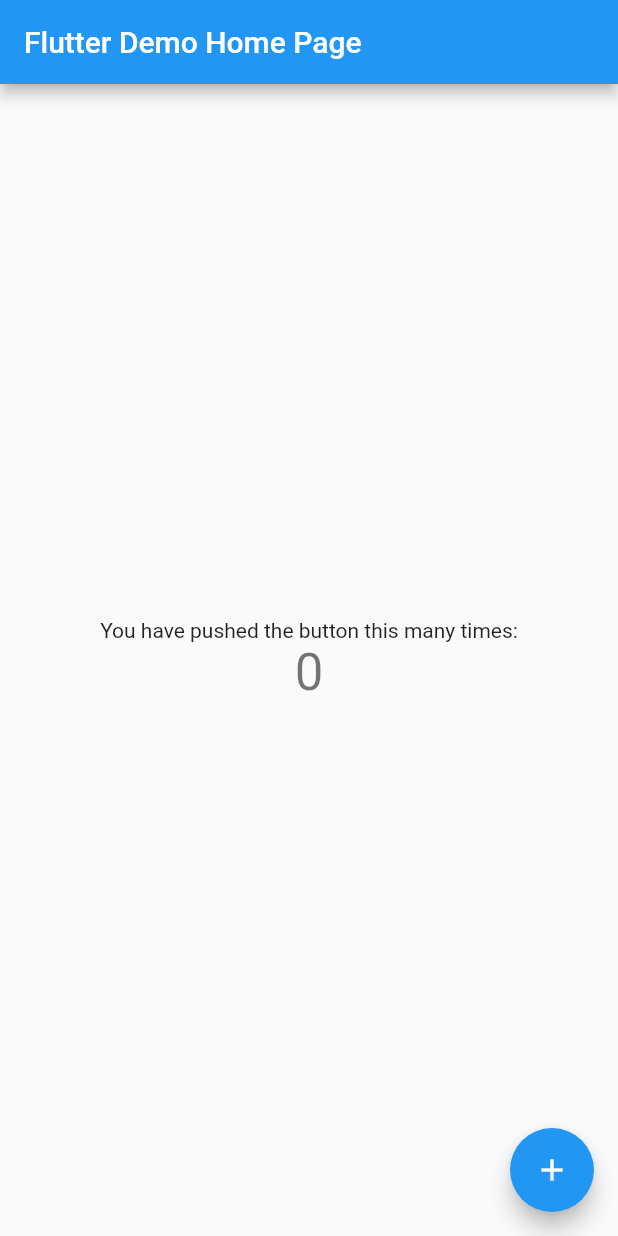
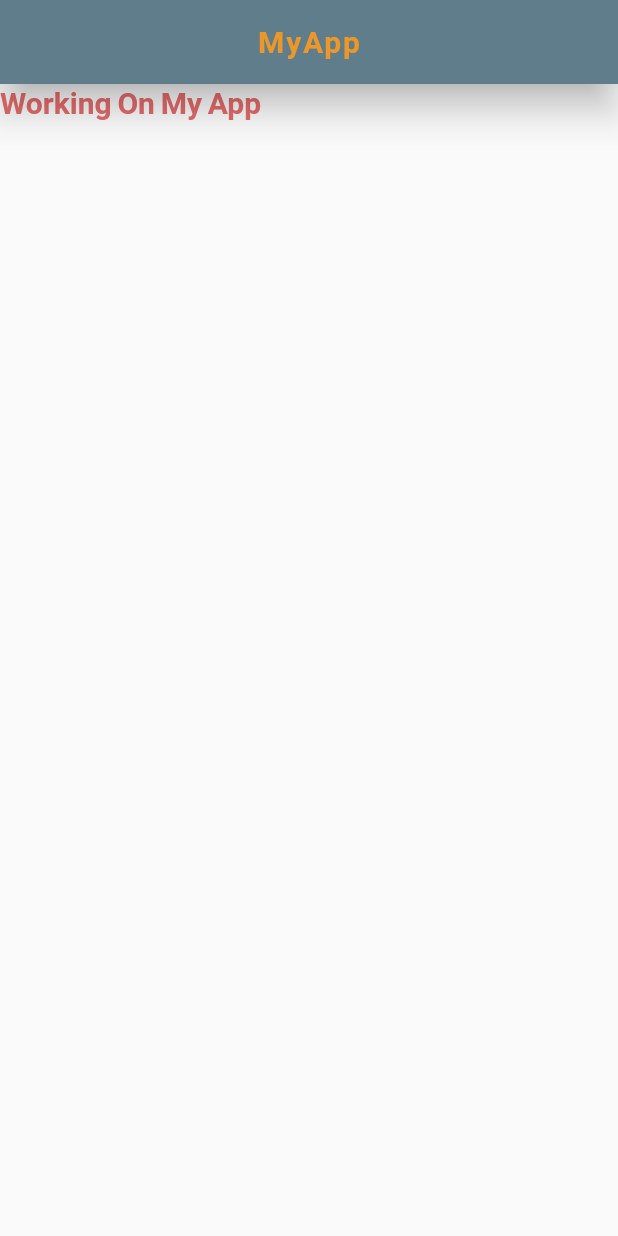
Before and after one commit to skyGwork/flutter_dev, a Flutter app: the screen it shows after launch, on a phone screen of 412 x 824 dp. Run offline on Flutter 3.47's test engine with Material 2 defaults, Android fonts, the phone set to English and light mode, and no system bars; our stand-ins replace google_fonts; Roboto replaces fonts that are missing (OpenSans, Quicksand).

Commit message:
update theme

```diff
--- /dev/null
+++ b/lib/config/const/color_manager.dart
@@ -0,0 +1,14 @@
+import 'package:flutter/material.dart';
+
+class ColorManager {
+  static Color primary = const Color(0xFFED9728);
+  static Color darkGrey = const Color(0xFFE36B6B);
+  static Color grey = const Color(0xFF7F4642);
+  static Color lightGrey = const Color(0xFF9E9E9E);
+  static Color primaryOpacity70 = const Color(0xB3ED9728);
+  static Color darkPrimary = const Color(0xFFd17d11);
+  static Color grey1 = const Color(0xFF707070);
+  static Color grey2 = const Color(0xFF797979);
+  static Color white = const Color(0xFFFFFFFF);
+  static Color error = const Color(0xFFe61f34);
+}
--- /dev/null
+++ b/lib/config/theme/theme_context.dart
@@ -0,0 +1,44 @@
+import 'package:flutter/material.dart';
+import 'package:google_fonts/google_fonts.dart';
+
+import '../const/color_manager.dart';
+
+class AppTheme {
+  static ThemeData lightTheme(BuildContext context) => ThemeData(
+        primarySwatch: Colors.blueGrey,
+        primaryTextTheme: GoogleFonts.latoTextTheme(),
+        fontFamily: GoogleFonts.roboto().fontFamily,
+        appBarTheme: AppBarTheme(
+          // color: Colors.red,
+          // backgroundColor:Colors.red,
+          elevation: 10,
+          color: ColorManager.primary,
+
+          iconTheme: IconThemeData(
+            color: ColorManager.primary,
+          ),
+
+          //todo text theme for appbar
+          titleTextStyle: TextStyle(
+            fontFamily: 'Quicksand',
+            fontWeight: FontWeight.bold,
+            fontSize: 20,
+            color: ColorManager.primary,
+            letterSpacing: 1.2,
+          ),
+        ),
+        textTheme: ThemeData.light().textTheme.copyWith(
+              //todo selected text style
+              headline5: TextStyle(
+                fontFamily: 'Quicksand',
+                fontSize: 20,
+                color: ColorManager.primary,
+              ),
+              //todo for buttons
+              button: TextStyle(color: ColorManager.primary),
+            ),
+      );
+  static ThemeData darkTheme(BuildContext context) => ThemeData(
+        brightness: Brightness.dark,
+      );
+}
--- /dev/null
+++ b/lib/config/theme/theme_manager.dart
@@ -0,0 +1,56 @@
+import 'package:flutter/material.dart';
+import 'package:google_fonts/google_fonts.dart';
+
+import '../const/color_manager.dart';
+
+ThemeData getApplicationTheme() {
+  return ThemeData(
+    primarySwatch: Colors.blueGrey,
+
+    colorScheme: ColorScheme.fromSwatch(
+      primarySwatch: Colors.blueGrey,
+      // accentColor: Colors.red,
+    ),
+
+    fontFamily: 'Quicksand',
+
+    // fontFamily: GoogleFonts.roboto().fontFamily,
+    primaryTextTheme: GoogleFonts.latoTextTheme(),
+
+    appBarTheme: AppBarTheme(
+      // color: Colors.red,
+      // backgroundColor:Colors.red,
+      elevation: 10,
+      centerTitle: true,
+      // color:ColorManager.primary,
+
+      iconTheme: IconThemeData(
+        color: ColorManager.primary,
+      ),
+
+      titleTextStyle: TextStyle(
+        fontFamily: 'Quicksand',
+        fontWeight: FontWeight.bold,
+        fontSize: 20,
+        color: ColorManager.primary,
+        letterSpacing: 1.2,
+      ),
+    ),
+
+    textTheme: ThemeData.light().textTheme.copyWith(
+          headline1: TextStyle(
+            fontFamily: 'OpenSans',
+            fontWeight: FontWeight.bold,
+            fontSize: 20,
+            color: ColorManager.darkGrey,
+          ),
+
+          headline5: TextStyle(
+            fontFamily: 'Quicksand',
+            fontSize: 20,
+            color: ColorManager.grey,
+          ),
+          // button: const TextStyle(color: Colors.white),
+        ),
+  );
+}
--- a/lib/main.dart
+++ b/lib/main.dart
@@ -1,8 +1,9 @@
 import 'package:flutter/material.dart';
 
-void main() {
-  runApp(const MyApp());
-}
+// import 'config/theme/theme_context.dart';
+import 'config/theme/theme_manager.dart';
+
+void main() => runApp(const MyApp());
 
 class MyApp extends StatelessWidget {
   const MyApp({Key? key}) : super(key: key);
@@ -11,105 +12,41 @@
   @override
   Widget build(BuildContext context) {
     return MaterialApp(
+      debugShowCheckedModeBanner: false,
       title: 'Flutter Demo',
-      theme: ThemeData(
-        // This is the theme of your application.
-        //
-        // Try running your application with "flutter run". You'll see the
-        // application has a blue toolbar. Then, without quitting the app, try
-        // changing the primarySwatch below to Colors.green and then invoke
-        // "hot reload" (press "r" in the console where you ran "flutter run",
-        // or simply save your changes to "hot reload" in a Flutter IDE).
-        // Notice that the counter didn't reset back to zero; the application
-        // is not restarted.
-        primarySwatch: Colors.blue,
-      ),
-      home: const MyHomePage(title: 'Flutter Demo Home Page'),
+      //OR => type two from (theme_manager)
+      theme: getApplicationTheme(),
+
+      //OR => type three from (theme_context_manager)
+      // theme: AppTheme.lightTheme(context),
+
+      home: const Home(),
     );
   }
 }
 
-class MyHomePage extends StatefulWidget {
-  const MyHomePage({Key? key, required this.title}) : super(key: key);
-
-  // This widget is the home page of your application. It is stateful, meaning
-  // that it has a State object (defined below) that contains fields that affect
-  // how it looks.
-
-  // This class is the configuration for the state. It holds the values (in this
-  // case the title) provided by the parent (in this case the App widget) and
-  // used by the build method of the State. Fields in a Widget subclass are
-  // always marked "final".
-
-  final String title;
-
-  @override
-  State<MyHomePage> createState() => _MyHomePageState();
-}
-
-class _MyHomePageState extends State<MyHomePage> {
-  int _counter = 0;
-
-  void _incrementCounter() {
-    setState(() {
-      // This call to setState tells the Flutter framework that something has
-      // changed in this State, which causes it to rerun the build method below
-      // so that the display can reflect the updated values. If we changed
-      // _counter without calling setState(), then the build method would not be
-      // called again, and so nothing would appear to happen.
-      _counter++;
-    });
-  }
+class Home extends StatelessWidget {
+  const Home({Key? key}) : super(key: key);
 
   @override
   Widget build(BuildContext context) {
-    // This method is rerun every time setState is called, for instance as done
-    // by the _incrementCounter method above.
-    //
-    // The Flutter framework has been optimized to make rerunning build methods
-    // fast, so that you can just rebuild anything that needs updating rather
-    // than having to individually change instances of widgets.
-    return Scaffold(
-      appBar: AppBar(
-        // Here we take the value from the MyHomePage object that was created by
-        // the App.build method, and use it to set our appbar title.
-        title: Text(widget.title),
-      ),
-      body: Center(
-        // Center is a layout widget. It takes a single child and positions it
-        // in the middle of the parent.
-        child: Column(
-          // Column is also a layout widget. It takes a list of children and
-          // arranges them vertically. By default, it sizes itself to fit its
-          // children horizontally, and tries to be as tall as its parent.
-          //
-          // Invoke "debug painting" (press "p" in the console, choose the
-          // "Toggle Debug Paint" action from the Flutter Inspector in Android
-          // Studio, or the "Toggle Debug Paint" command in Visual Studio Code)
-          // to see the wireframe for each widget.
-          //
-          // Column has various properties to control how it sizes itself and
-          // how it positions its children. Here we use mainAxisAlignment to
-          // center the children vertically; the main axis here is the vertical
-          // axis because Columns are vertical (the cross axis would be
-          // horizontal).
-          mainAxisAlignment: MainAxisAlignment.center,
-          children: <Widget>[
-            const Text(
-              'You have pushed the button this many times:',
-            ),
-            Text(
-              '$_counter',
-              style: Theme.of(context).textTheme.headline4,
-            ),
-          ],
+    return Material(
+      child: Scaffold(
+        appBar: AppBar(title: const Text('MyApp')),
+        body: SingleChildScrollView(
+          child: Column(
+            crossAxisAlignment: CrossAxisAlignment.start,
+            mainAxisAlignment: MainAxisAlignment.center,
+            children: <Widget>[
+              Container(
+                height: 100,
+                child: Text('Working On My App',
+                    style: Theme.of(context).textTheme.headline1),
+              )
+            ],
+          ),
         ),
       ),
-      floatingActionButton: FloatingActionButton(
-        onPressed: _incrementCounter,
-        tooltip: 'Increment',
-        child: const Icon(Icons.add),
-      ), // This trailing comma makes auto-formatting nicer for build methods.
     );
   }
 }
```
Also changed, not shown: pubspec.yaml (+2 -50 lines), pubspec.lock, 2 other files.
